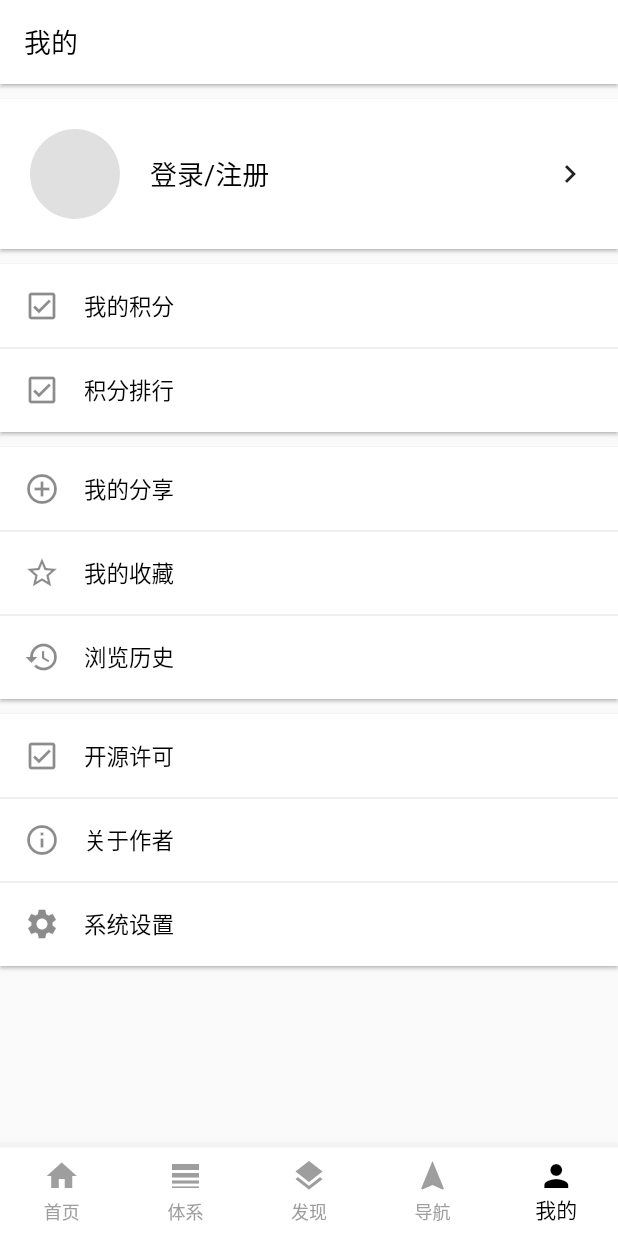
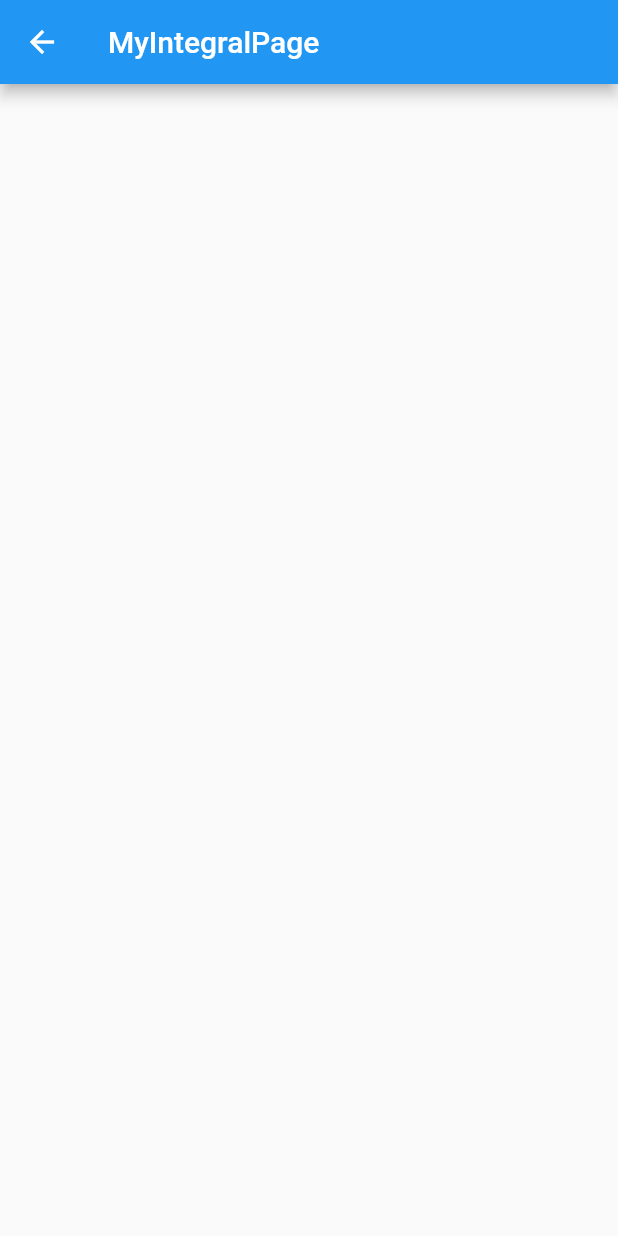
Before and after one commit to owenleexiaoyu/flutter_wanandroid, a Flutter app: the screen it shows after launch, item 5 of the bottom bar chosen, after a tap on "我的积分", on a phone screen of 412 x 824 dp. Run offline on Flutter 3.47's test engine with Material 2 defaults, Android fonts, the phone set to English and light mode, and no system bars.

Commit message:
添加部分二级页面

```diff
--- a/lib/knowledge_system_page.dart
+++ b/lib/account/login_page.dart
@@ -1,13 +1,13 @@
 import 'package:flutter/material.dart';
 
-class KnowledgeSystemPage extends StatelessWidget {
-  const KnowledgeSystemPage({Key? key}) : super(key: key);
+class LoginPage extends StatelessWidget {
+  const LoginPage({Key? key}) : super(key: key);
 
   @override
   Widget build(BuildContext context) {
     return Scaffold(
       appBar: AppBar(
-        title: Text("KnowledgeSystemPage"),
+        title: Text("LoginPage"),
       ),
       body: Container(),
     );
--- /dev/null
+++ b/lib/discovery/discovery_page.dart
@@ -0,0 +1,41 @@
+import 'package:flutter/material.dart';
+import 'package:flutter_wanandroid/account/login_page.dart';
+import 'package:flutter_wanandroid/config/AppColors.dart';
+import 'package:flutter_wanandroid/search/search_page.dart';
+
+class DiscoveryPage extends StatelessWidget {
+  const DiscoveryPage({Key? key}) : super(key: key);
+
+  @override
+  Widget build(BuildContext context) {
+    return Scaffold(
+      appBar: AppBar(
+        elevation: 1,
+        backgroundColor: AppColors.lightBGPrimary,
+        title: Text("发现", style: Theme.of(context).textTheme.headline1,),
+        leading: InkWell(
+            child: Icon(Icons.add, color: AppColors.lightTextPrimary,),
+          onTap: (){
+              Navigator.of(context).push(MaterialPageRoute(builder: (context) {
+                return LoginPage();
+              }));
+          },
+        ),
+        actions: [
+          SizedBox(
+            width: 50,
+            child: InkWell(
+                child: Icon(Icons.search, color: AppColors.lightTextPrimary,),
+              onTap: (){
+                Navigator.of(context).push(MaterialPageRoute(builder: (context) {
+                  return SearchPage();
+                }));
+              },
+            ),
+          ),
+        ],
+      ),
+      body: Container(),
+    );
+  }
+}
--- a/lib/home_page.dart
+++ b/lib/home/home_page.dart
@@ -1,4 +1,5 @@
 import 'package:flutter/material.dart';
+import 'package:flutter_wanandroid/config/AppColors.dart';
 
 class HomePage extends StatelessWidget {
   const HomePage({Key? key}) : super(key: key);
@@ -7,7 +8,9 @@ class HomePage extends StatelessWidget {
   Widget build(BuildContext context) {
     return Scaffold(
       appBar: AppBar(
-        title: Text("HomePage"),
+        elevation: 1,
+        backgroundColor: AppColors.lightBGPrimary,
+        title: Text("首页", style: Theme.of(context).textTheme.headline1,),
       ),
       body: Container(),
     );
--- /dev/null
+++ b/lib/nav/nav_page.dart
@@ -0,0 +1,18 @@
+import 'package:flutter/material.dart';
+import 'package:flutter_wanandroid/config/AppColors.dart';
+
+class NavPage extends StatelessWidget {
+  const NavPage({Key? key}) : super(key: key);
+
+  @override
+  Widget build(BuildContext context) {
+    return Scaffold(
+      appBar: AppBar(
+        elevation: 1,
+        backgroundColor: AppColors.lightBGPrimary,
+        title: Text("导航", style: Theme.of(context).textTheme.headline1,),
+      ),
+      body: Container(),
+    );
+  }
+}
--- a/lib/nav_page.dart
+++ b/lib/profile/integral/integral_ranking_page.dart
@@ -1,13 +1,13 @@
 import 'package:flutter/material.dart';
 
-class NavPage extends StatelessWidget {
-  const NavPage({Key? key}) : super(key: key);
+class IntegralRankingPage extends StatelessWidget {
+  const IntegralRankingPage({Key? key}) : super(key: key);
 
   @override
   Widget build(BuildContext context) {
     return Scaffold(
       appBar: AppBar(
-        title: Text("NavPage"),
+        title: Text("IntegralRankingPage"),
       ),
       body: Container(),
     );
--- /dev/null
+++ b/lib/profile/integral/my_integral_page.dart
@@ -0,0 +1,15 @@
+import 'package:flutter/material.dart';
+
+class MyIntegralPage extends StatelessWidget {
+  const MyIntegralPage({Key? key}) : super(key: key);
+
+  @override
+  Widget build(BuildContext context) {
+    return Scaffold(
+      appBar: AppBar(
+        title: Text("MyIntegralPage"),
+      ),
+      body: Container(),
+    );
+  }
+}
--- a/lib/profile/profile_page.dart
+++ b/lib/profile/profile_page.dart
@@ -1,5 +1,7 @@
 import 'package:flutter/material.dart';
 import 'package:flutter_wanandroid/config/AppColors.dart';
+import 'package:flutter_wanandroid/profile/integral/integral_ranking_page.dart';
+import 'package:flutter_wanandroid/profile/integral/my_integral_page.dart';
 import 'package:flutter_wanandroid/profile/profile_item.dart';
 
 class ProfilePage extends StatelessWidget {
@@ -56,10 +58,18 @@ class ProfilePage extends StatelessWidget {
               child: Column(
                 children: [
                   ProfileItem(icon: Icon(Icons.check_box_outlined, size: 24,),
-                    title: "我的积分", onTap: (){},),
+                    title: "我的积分", onTap: (){
+                      Navigator.of(context).push(MaterialPageRoute(builder: (context) {
+                        return MyIntegralPage();
+                      }));
+                    },),
                   Divider(height: 0.0, color: AppColors.lightDivider,),
                   ProfileItem(icon: Icon(Icons.check_box_outlined, size: 24,),
-                    title: "积分排行", onTap: (){},),
+                    title: "积分排行", onTap: (){
+                      Navigator.of(context).push(MaterialPageRoute(builder: (context) {
+                        return IntegralRankingPage();
+                      }));
+                    },),
                 ],
               )
             ),
--- a/lib/discovery_page.dart
+++ b/lib/search/search_page.dart
@@ -1,13 +1,13 @@
 import 'package:flutter/material.dart';
 
-class DiscoveryPage extends StatelessWidget {
-  const DiscoveryPage({Key? key}) : super(key: key);
+class SearchPage extends StatelessWidget {
+  const SearchPage({Key? key}) : super(key: key);
 
   @override
   Widget build(BuildContext context) {
     return Scaffold(
       appBar: AppBar(
-        title: Text("DiscoveryPage"),
+        title: Text("SearchPage"),
       ),
       body: Container(),
     );
--- /dev/null
+++ b/lib/system/knowledge_system_page.dart
@@ -0,0 +1,18 @@
+import 'package:flutter/material.dart';
+import 'package:flutter_wanandroid/config/AppColors.dart';
+
+class KnowledgeSystemPage extends StatelessWidget {
+  const KnowledgeSystemPage({Key? key}) : super(key: key);
+
+  @override
+  Widget build(BuildContext context) {
+    return Scaffold(
+      appBar: AppBar(
+        elevation: 1,
+        backgroundColor: AppColors.lightBGPrimary,
+        title: Text("知识体系", style: Theme.of(context).textTheme.headline1,),
+      ),
+      body: Container(),
+    );
+  }
+}
```
Also changed, not shown: lib/main/main_page.dart (+4 -4 lines).
